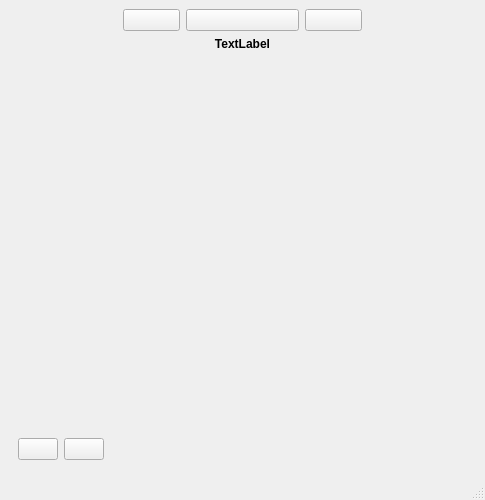
jorge-barroso/harvesttimer-qt, file mainwindow.ui: the form before one commit.
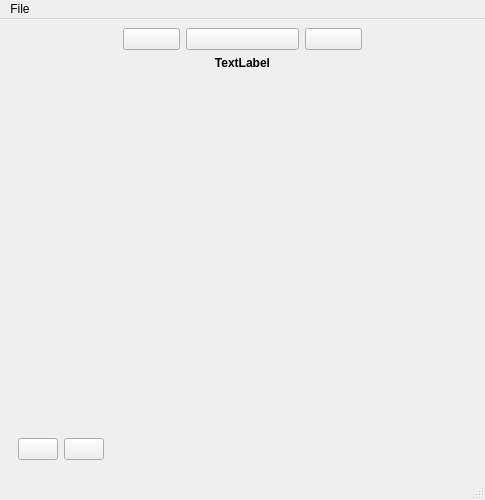
The form after the commit. Icons and pictures are not drawn. Custom widgets are drawn as their Qt base class.

Commit message: Added File menu with logout and quit actions

Patch:
```diff
--- a/mainwindow.ui
+++ b/mainwindow.ui
@@ -83,7 +83,6 @@
        <widget class="DateLabel" name="date_label">
         <property name="font">
          <font>
-          <weight>75</weight>
           <bold>true</bold>
          </font>
         </property>
@@ -116,8 +115,8 @@
         <rect>
          <x>0</x>
          <y>0</y>
-         <width>473</width>
-         <height>321</height>
+         <width>467</width>
+         <height>335</height>
         </rect>
        </property>
        <layout class="QVBoxLayout" name="scroll_area_widget_layout"/>
@@ -173,9 +172,17 @@
      <x>0</x>
      <y>0</y>
      <width>485</width>
-     <height>30</height>
+     <height>22</height>
     </rect>
    </property>
+   <widget class="QMenu" name="menuFile">
+    <property name="title">
+     <string>File</string>
+    </property>
+    <addaction name="actionLogout"/>
+    <addaction name="actionQuit"/>
+   </widget>
+   <addaction name="menuFile"/>
   </widget>
   <widget class="QStatusBar" name="statusbar"/>
  </widget>
```
Left out of the diff: 20 changed lines with no effect on the pictures. The commit also changes 10 other files.
